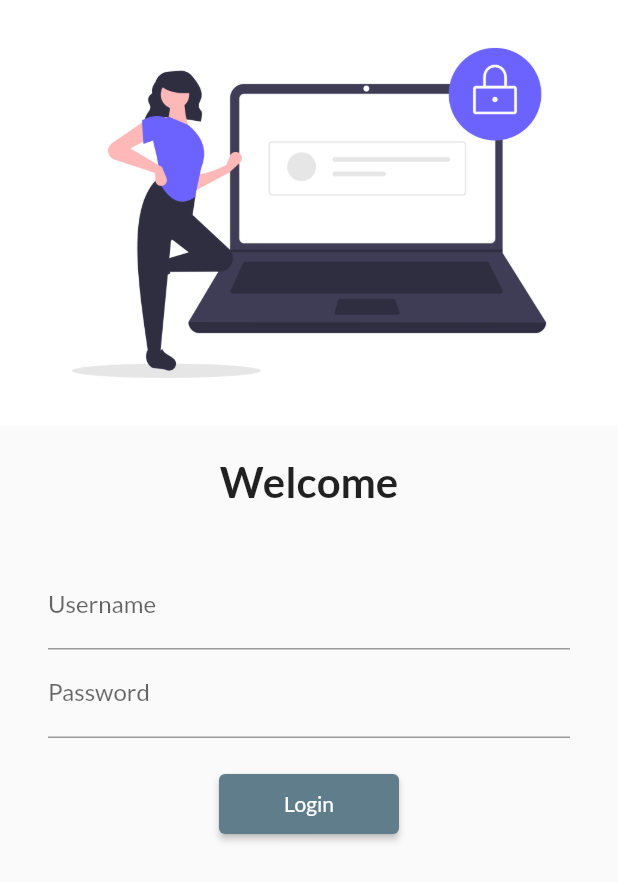
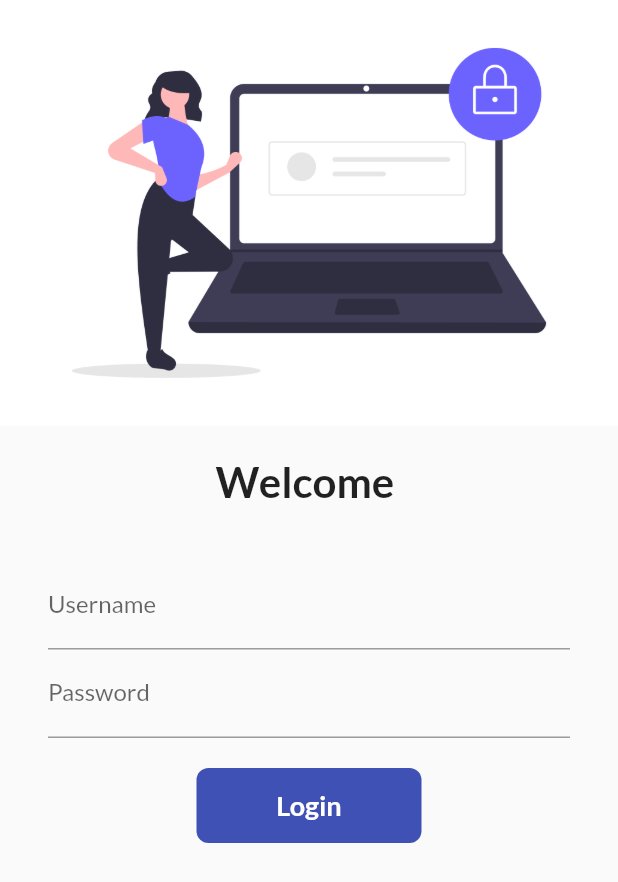
Before and after one commit to himanshu-dxm/catalog_app, a Flutter app: the screen it shows after launch, on a phone screen of 412 x 824 dp. Shown: the top 882 px of the screen. Run offline on Flutter 3.47's test engine with Material 2 defaults, Android fonts, the light colour scheme and no system bars; our stand-ins replace google_fonts.

Commit message:
Created animated Login Button

```diff
--- a/lib/pages/login_page.dart
+++ b/lib/pages/login_page.dart
@@ -2,7 +2,14 @@
 import 'package:flutter/cupertino.dart';
 import 'package:flutter/material.dart';
 
-class LoginPage extends StatelessWidget {
+class LoginPage extends StatefulWidget {
+  @override
+  _LoginPageState createState() => _LoginPageState();
+}
+
+class _LoginPageState extends State<LoginPage> {
+  String name="";
+  bool changeButton = false;
   @override
   Widget build(BuildContext context) {
     return Material(
@@ -17,7 +24,7 @@
               height: 20.0,
             ),
             Text(
-              "Welcome",
+              "Welcome $name",
               style: TextStyle(
                 fontSize: 28,
                 fontWeight: FontWeight.bold,
@@ -33,8 +40,14 @@
                   TextFormField(
                     decoration: InputDecoration(
                         hintText: "Enter Username",
-                        labelText: "Username"
+                        labelText: "Username",
                     ),
+                    onChanged: (value) {
+                      name = value;
+                      setState(() {
+
+                      });
+                    },
                   ),
                   TextFormField(
                     obscureText: true,
@@ -46,16 +59,48 @@
                   SizedBox(
                     height: 20.0,
                   ),
-                  ElevatedButton(
-                      onPressed: () {
-                        Navigator.pushNamed(context, MyRoutes.homeRoute);
-                      },
-                      child: Text("Login"),
-                    style: TextButton.styleFrom(
-                      minimumSize: Size(120,40),
-                      backgroundColor: Colors.blueGrey
+                  InkWell(
+                    onTap: () async {
+                      setState(() {
+                        changeButton = true;
+                      });
+                      await Future.delayed(Duration(seconds: 1));
+                      Navigator.pushNamed(context, MyRoutes.homeRoute);
+                    },
+                    child: AnimatedContainer(
+                      width: changeButton ? 50 : 150,
+                      height: 50,
+                      alignment: Alignment.center,
+                      child:
+                      changeButton ? Icon(Icons.done,color: Colors.white,) :
+                      Text(
+                        "Login",
+                        style: TextStyle(
+                          fontSize: 18,
+                          fontWeight: FontWeight.bold,
+                          color: Colors.white,
+                        ),
+                      ),
+                      decoration: BoxDecoration(
+                        color: Colors.indigo,
+                        //shape: changeButton?BoxShape.circle:BoxShape.rectangle,
+                        borderRadius:
+                        BorderRadius.circular(changeButton ? 50 : 8),
+                      ),
+                      duration: Duration(seconds: 1),
                     ),
-                  ),
+                  )
+
+                  // ElevatedButton(
+                  //     onPressed: () {
+                  //       Navigator.pushNamed(context, MyRoutes.homeRoute);
+                  //     },
+                  //     child: Text("Login"),
+                  //   style: TextButton.styleFrom(
+                  //     minimumSize: Size(120,40),
+                  //     backgroundColor: Colors.blueGrey
+                  //   ),
+                  // ),
                 ],
               ),
             )
```
